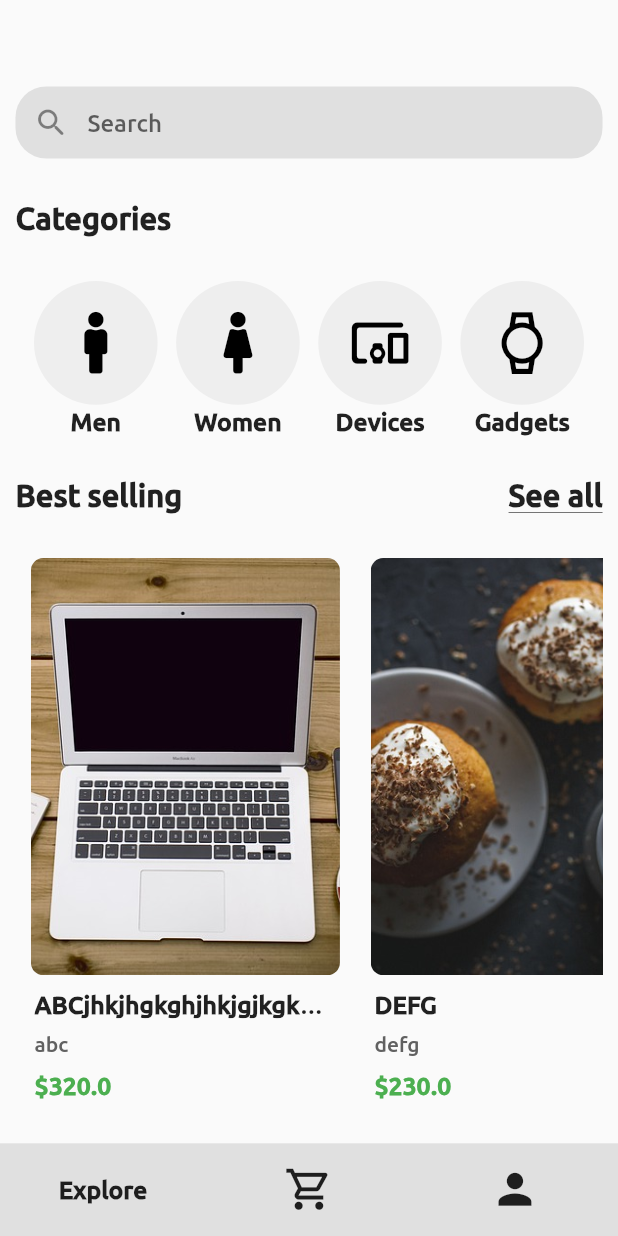
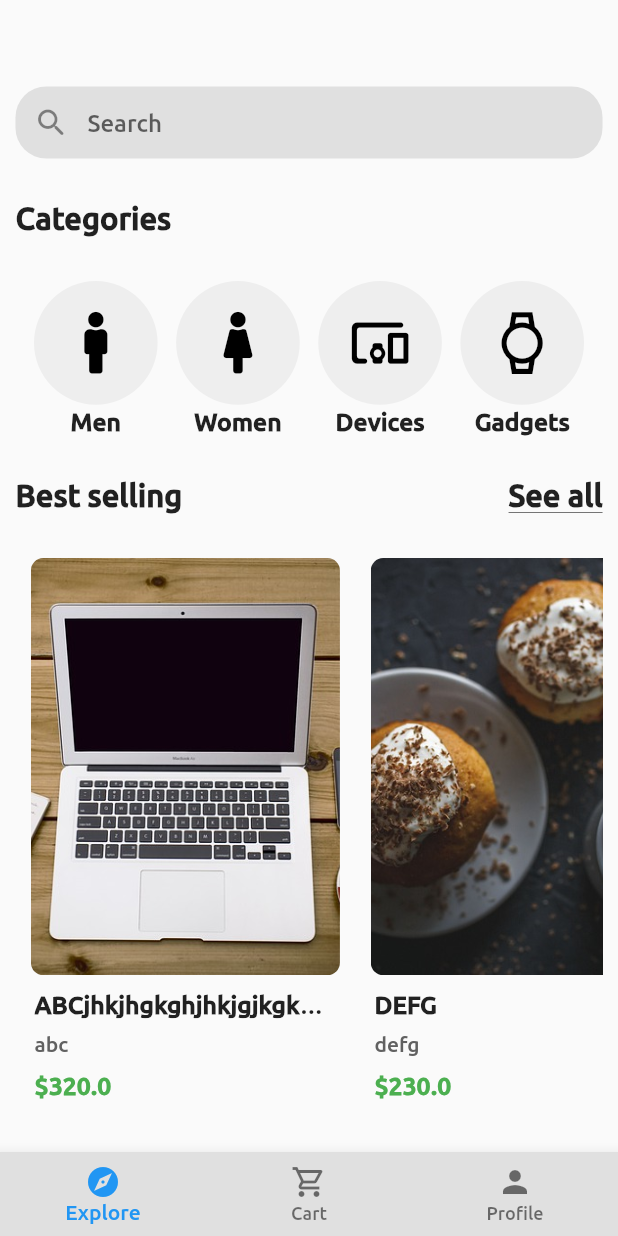
Before and after one commit to MohamedFaraag/E-Commerce, a Flutter app: the screen it shows after launch, on a phone screen of 412 x 824 dp. Run offline on Flutter 3.47's test engine with Material 2 defaults, Android fonts, the phone set to English and light mode, and no system bars; our stand-ins replace font_awesome_flutter.

Commit message:
Second Commit

```diff
--- a/lib/Screens/home_screen.dart
+++ b/lib/Screens/home_screen.dart
@@ -1,4 +1,3 @@
-import 'package:ecommerce/bottom_nav.dart';
 import 'package:ecommerce/categories.dart';
 import 'package:ecommerce/product.dart';
 import 'product_items.dart';
@@ -182,6 +181,8 @@ class HomeScreen extends StatefulWidget {
 }
 
 class _HomeScreenState extends State<HomeScreen> {
+  int currentIndex = 0;
+
   @override
   Widget build(BuildContext context) {
     Size size = MediaQuery.of(context).size;
@@ -333,7 +334,29 @@ class _HomeScreenState extends State<HomeScreen> {
           ],
         ),
       ),
-      bottomNavigationBar: Bottom(size: size),
+      bottomNavigationBar: BottomNavigationBar(
+        backgroundColor: Colors.grey.shade300,
+        currentIndex: currentIndex,
+        items: [
+          BottomNavigationBarItem(
+            icon: Icon(Icons.explore),
+            label: 'Explore',
+          ),
+          BottomNavigationBarItem(
+            icon: Icon(Icons.shopping_cart_outlined),
+            label: 'Cart',
+          ),
+          BottomNavigationBarItem(
+            icon: Icon(Icons.person),
+            label: 'Profile',
+          ),
+        ],
+        onTap: (value) {
+          setState(() {
+            currentIndex = value;
+          });
+        },
+      ),
     );
   }
 }
--- a/lib/Screens/splash_screen.dart
+++ b/lib/Screens/splash_screen.dart
@@ -29,7 +29,9 @@ class _SplashScreenState extends State<SplashScreen> {
           width: size.height * 0.4,
           decoration: BoxDecoration(
             image: DecorationImage(
-                image: AssetImage('images/shopping.png'), fit: BoxFit.contain),
+              image: AssetImage('images/shopping.png'),
+              fit: BoxFit.contain,
+            ),
           ),
         ),
       ),
--- a/lib/bottom_nav.dart
+++ /dev/null
@@ -1,54 +0,0 @@
-import 'package:flutter/material.dart';
-
-class Bottom extends StatelessWidget {
-  const Bottom({
-    Key key,
-    @required this.size,
-  }) : super(key: key);
-
-  final Size size;
-
-  @override
-  Widget build(BuildContext context) {
-    return Container(
-      height: size.height * 0.075,
-      color: Colors.grey.shade300,
-      child: Row(
-        children: <Widget>[
-          Expanded(
-              child: GestureDetector(
-            onTap: () {},
-            child: Center(
-              child: Text(
-                'Explore',
-                textAlign: TextAlign.center,
-                style: TextStyle(
-                    fontSize: size.height * 0.020, fontWeight: FontWeight.bold),
-              ),
-            ),
-          )),
-          Expanded(
-              child: GestureDetector(
-            onTap: () {},
-            child: Center(
-              child: Icon(
-                Icons.shopping_cart_outlined,
-                size: size.height * 0.04,
-              ),
-            ),
-          )),
-          Expanded(
-              child: GestureDetector(
-            onTap: () {},
-            child: Center(
-              child: Icon(
-                Icons.person,
-                size: size.height * 0.04,
-              ),
-            ),
-          ))
-        ],
-      ),
-    );
-  }
-}
```
